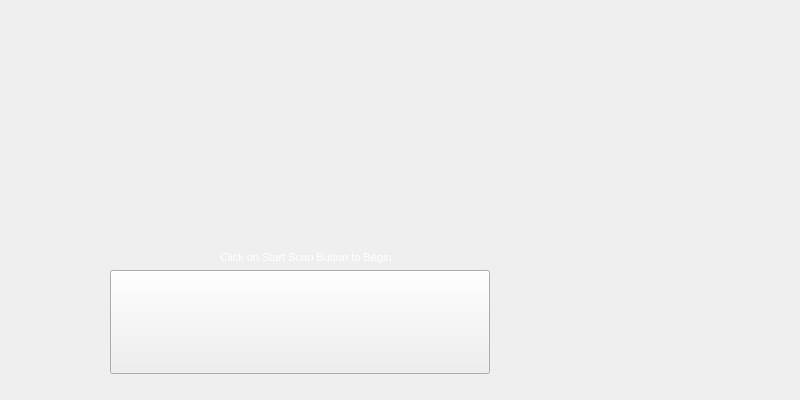
This is CPC/welcomewidget.ui in CoEIA/CPC as Qt 5 draws it before an edit. The edited form follows.
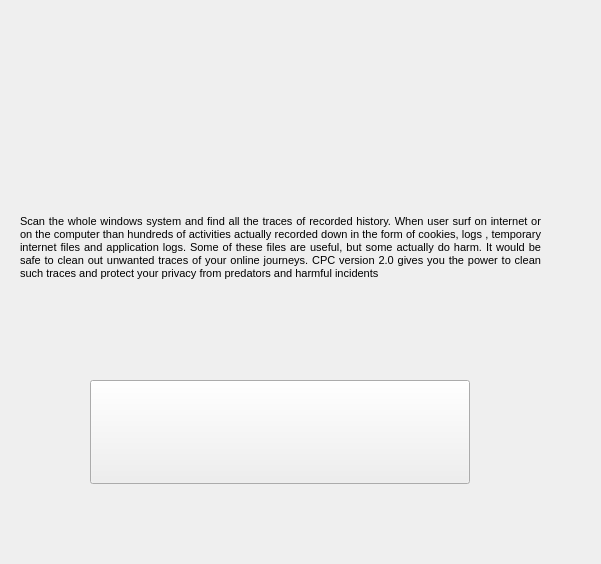
This is the edited form.

What changed in the file:
```diff
--- a/CPC/welcomewidget.ui
+++ b/CPC/welcomewidget.ui
@@ -6,8 +6,8 @@
    <rect>
     <x>0</x>
     <y>0</y>
-    <width>800</width>
-    <height>400</height>
+    <width>601</width>
+    <height>564</height>
    </rect>
   </property>
   <property name="sizePolicy">
@@ -22,8 +22,8 @@
   <widget class="QPushButton" name="startScanButton">
    <property name="geometry">
     <rect>
-     <x>110</x>
-     <y>270</y>
+     <x>90</x>
+     <y>380</y>
      <width>380</width>
      <height>104</height>
     </rect>
@@ -44,18 +44,31 @@
   <widget class="QLabel" name="label_2">
    <property name="geometry">
     <rect>
-     <x>220</x>
-     <y>250</y>
-     <width>181</width>
-     <height>16</height>
+     <x>20</x>
+     <y>170</y>
+     <width>521</width>
+     <height>155</height>
     </rect>
    </property>
+   <property name="font">
+    <font>
+     <pointsize>8</pointsize>
+    </font>
+   </property>
+   <property name="styleSheet">
+    <string notr="true"/>
+   </property>
    <property name="text">
-    <string>&lt;!DOCTYPE HTML PUBLIC &quot;-//W3C//DTD HTML 4.0//EN&quot; &quot;http://www.w3.org/TR/REC-html40/strict.dtd&quot;&gt;
-&lt;html&gt;&lt;head&gt;&lt;meta name=&quot;qrichtext&quot; content=&quot;1&quot; /&gt;&lt;style type=&quot;text/css&quot;&gt;
-p, li { white-space: pre-wrap; }
-&lt;/style&gt;&lt;/head&gt;&lt;body style=&quot; font-family:'MS Shell Dlg 2'; font-size:8.25pt; font-weight:400; font-style:normal;&quot;&gt;
-&lt;p style=&quot; margin-top:0px; margin-bottom:0px; margin-left:0px; margin-right:0px; -qt-block-indent:0; text-indent:0px;&quot;&gt;&lt;span style=&quot; font-size:8pt; color:#ffffff;&quot;&gt;Click on Start Scan Button to Begin&lt;/span&gt;&lt;/p&gt;&lt;/body&gt;&lt;/html&gt;</string>
+    <string>Scan the whole windows system and find all the traces of recorded history. When user surf on internet or on the computer than hundreds of activities actually recorded down in the form of cookies, logs , temporary internet files and application logs. Some of these files are useful, but some actually do harm. It would be safe to clean out unwanted traces of your online journeys. CPC version 2.0 gives you the power to clean such traces and protect your privacy from predators and harmful incidents</string>
+   </property>
+   <property name="scaledContents">
+    <bool>true</bool>
+   </property>
+   <property name="alignment">
+    <set>Qt::AlignJustify|Qt::AlignVCenter</set>
+   </property>
+   <property name="wordWrap">
+    <bool>true</bool>
    </property>
   </widget>
  </widget>
```
Left out of the diff: 5 changed lines with no effect on the pictures.
